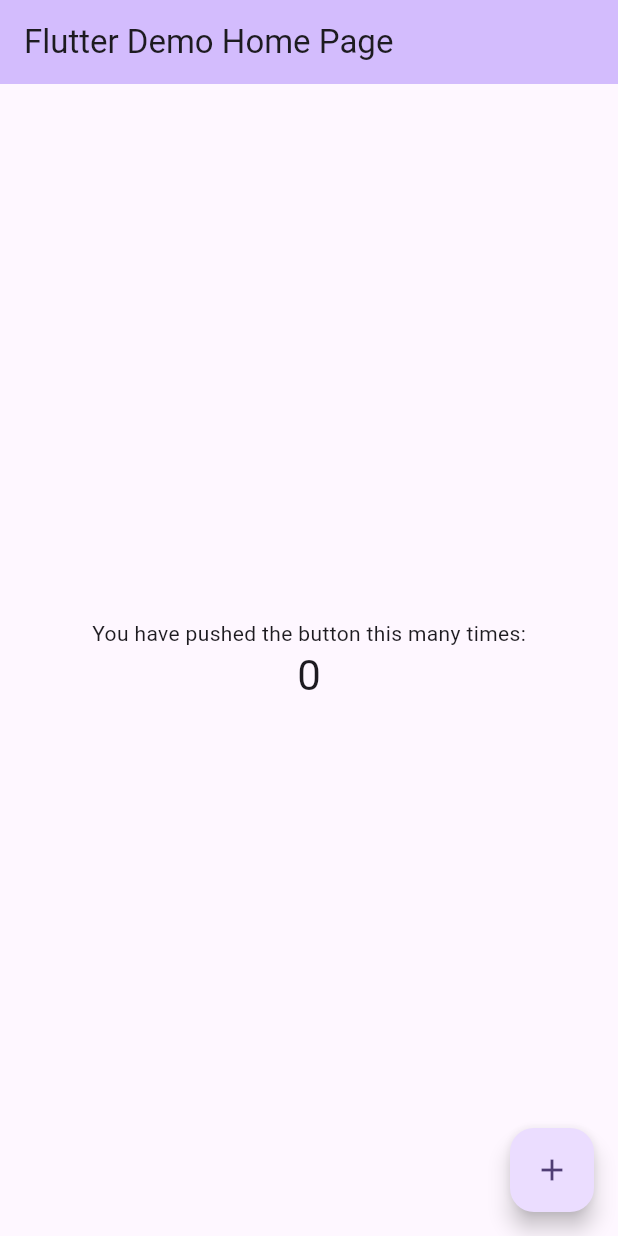
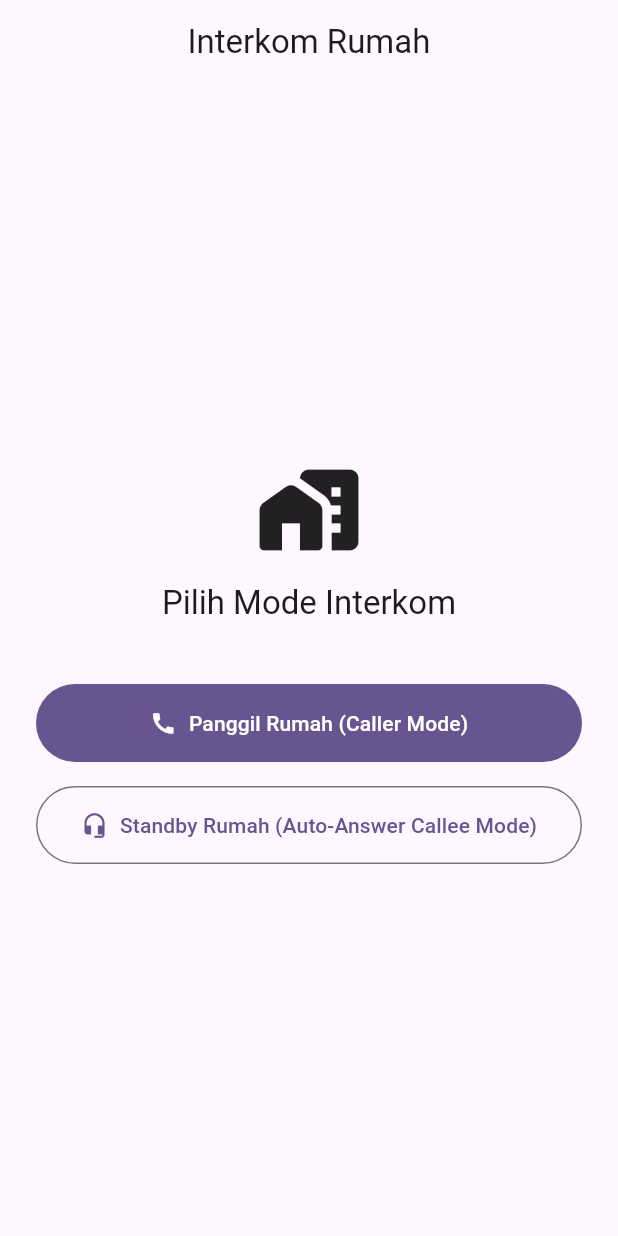
Before and after one commit to ShrlJamil/MeshTalk, a Flutter app: the screen it shows after launch, on a phone screen of 412 x 824 dp. Run offline on Flutter 3.47's test engine with Material 3 defaults, Android fonts, the phone set to English and light mode, and no system bars; our stand-ins replace firebase_core, firebase_database, permission_handler; missing offline and left inert: flutter_webrtc; accounts and stored records are empty.

Commit message:
feat: Integrate Firebase and WebRTC for intercom functionality
- Added Firebase Core and Database dependencies for real-time communication.
- Implemented WebRTC signaling service for audio streaming.
- Created HomeScreen and CallScreen for user interaction.
- Updated AndroidManifest.xml with necessary permissions for audio and network access.
- Configured Gradle files for Firebase and Google services integration.
- Added .gitignore entries for sensitive files and build artifacts.
- Updated widget tests to verify the home screen rendering.

```diff
--- a/lib/main.dart
+++ b/lib/main.dart
@@ -1,122 +1,25 @@
+import 'package:firebase_core/firebase_core.dart';
 import 'package:flutter/material.dart';
 
-void main() {
-  runApp(const MyApp());
+import 'views/home_screen.dart';
+
+Future<void> main() async {
+  WidgetsFlutterBinding.ensureInitialized();
+  await Firebase.initializeApp();
+  runApp(const IntercomApp());
 }
 
-class MyApp extends StatelessWidget {
-  const MyApp({super.key});
+class IntercomApp extends StatelessWidget {
+  const IntercomApp({super.key});
 
-  // This widget is the root of your application.
   @override
   Widget build(BuildContext context) {
     return MaterialApp(
-      title: 'Flutter Demo',
+      title: 'Interkom Rumah',
       theme: ThemeData(
-        // This is the theme of your application.
-        //
-        // TRY THIS: Try running your application with "flutter run". You'll see
-        // the application has a purple toolbar. Then, without quitting the app,
-        // try changing the seedColor in the colorScheme below to Colors.green
-        // and then invoke "hot reload" (save your changes or press the "hot
-        // reload" button in a Flutter-supported IDE, or press "r" if you used
-        // the command line to start the app).
-        //
-        // Notice that the counter didn't reset back to zero; the application
-        // state is not lost during the reload. To reset the state, use hot
-        // restart instead.
-        //
-        // This works for code too, not just values: Most code changes can be
-        // tested with just a hot reload.
-        colorScheme: .fromSeed(seedColor: Colors.deepPurple),
+        colorScheme: ColorScheme.fromSeed(seedColor: Colors.deepPurple),
       ),
-      home: const MyHomePage(title: 'Flutter Demo Home Page'),
+      home: const HomeScreen(),
     );
   }
 }
-
-class MyHomePage extends StatefulWidget {
-  const MyHomePage({super.key, required this.title});
-
-  // This widget is the home page of your application. It is stateful, meaning
-  // that it has a State object (defined below) that contains fields that affect
-  // how it looks.
-
-  // This class is the configuration for the state. It holds the values (in this
-  // case the title) provided by the parent (in this case the App widget) and
-  // used by the build method of the State. Fields in a Widget subclass are
-  // always marked "final".
-
-  final String title;
-
-  @override
-  State<MyHomePage> createState() => _MyHomePageState();
-}
-
-class _MyHomePageState extends State<MyHomePage> {
-  int _counter = 0;
-
-  void _incrementCounter() {
-    setState(() {
-      // This call to setState tells the Flutter framework that something has
-      // changed in this State, which causes it to rerun the build method below
-      // so that the display can reflect the updated values. If we changed
-      // _counter without calling setState(), then the build method would not be
-      // called again, and so nothing would appear to happen.
-      _counter++;
-    });
-  }
-
-  @override
-  Widget build(BuildContext context) {
-    // This method is rerun every time setState is called, for instance as done
-    // by the _incrementCounter method above.
-    //
-    // The Flutter framework has been optimized to make rerunning build methods
-    // fast, so that you can just rebuild anything that needs updating rather
-    // than having to individually change instances of widgets.
-    return Scaffold(
-      appBar: AppBar(
-        // TRY THIS: Try changing the color here to a specific color (to
-        // Colors.amber, perhaps?) and trigger a hot reload to see the AppBar
-        // change color while the other colors stay the same.
-        backgroundColor: Theme.of(context).colorScheme.inversePrimary,
-        // Here we take the value from the MyHomePage object that was created by
-        // the App.build method, and use it to set our appbar title.
-        title: Text(widget.title),
-      ),
-      body: Center(
-        // Center is a layout widget. It takes a single child and positions it
-        // in the middle of the parent.
-        child: Column(
-          // Column is also a layout widget. It takes a list of children and
-          // arranges them vertically. By default, it sizes itself to fit its
-          // children horizontally, and tries to be as tall as its parent.
-          //
-          // Column has various properties to control how it sizes itself and
-          // how it positions its children. Here we use mainAxisAlignment to
-          // center the children vertically; the main axis here is the vertical
-          // axis because Columns are vertical (the cross axis would be
-          // horizontal).
-          //
-          // TRY THIS: Invoke "debug painting" (choose the "Toggle Debug Paint"
-          // action in the IDE, or press "p" in the console), to see the
-          // wireframe for each widget.
-          mainAxisAlignment: .center,
-          children: [
-            const Text('You have pushed the button this many times:'),
-            Text(
-              '$_counter',
-              style: Theme.of(context).textTheme.headlineMedium,
-            ),
-          ],
-        ),
-      ),
-      floatingActionButton: FloatingActionButton(
-        onPressed: _incrementCounter,
-        tooltip: 'Increment',
-        child: const Icon(Icons.add),
-      ),
-    );
-  }
-}
--- /dev/null
+++ b/lib/views/home_screen.dart
@@ -0,0 +1,90 @@
+import 'package:flutter/material.dart';
+import 'package:permission_handler/permission_handler.dart';
+
+import 'call_screen.dart';
+
+class HomeScreen extends StatelessWidget {
+  const HomeScreen({super.key});
+
+  Future<void> _enterMode(BuildContext context, CallMode mode) async {
+    var status = await Permission.microphone.request();
+    if (status.isPermanentlyDenied) {
+      if (!context.mounted) return;
+      ScaffoldMessenger.of(context).showSnackBar(
+        SnackBar(
+          content: const Text(
+            'Izin mikrofon diblokir permanen. Buka pengaturan untuk mengizinkan akses mikrofon.',
+          ),
+          action: SnackBarAction(
+            label: 'Buka Pengaturan',
+            onPressed: openAppSettings,
+          ),
+        ),
+      );
+      return;
+    }
+
+    if (!status.isGranted) {
+      status = await Permission.microphone.request();
+    }
+
+    if (!status.isGranted) {
+      if (!context.mounted) return;
+      ScaffoldMessenger.of(context).showSnackBar(
+        const SnackBar(
+          content: Text('Izin mikrofon dibutuhkan untuk menggunakan interkom.'),
+        ),
+      );
+      return;
+    }
+
+    if (!context.mounted) return;
+    await Navigator.of(context).push(
+      MaterialPageRoute(builder: (_) => CallScreen(mode: mode)),
+    );
+  }
+
+  @override
+  Widget build(BuildContext context) {
+    return Scaffold(
+      appBar: AppBar(
+        title: const Text('Interkom Rumah'),
+        centerTitle: true,
+      ),
+      body: Padding(
+        padding: const EdgeInsets.all(24),
+        child: Column(
+          mainAxisAlignment: MainAxisAlignment.center,
+          crossAxisAlignment: CrossAxisAlignment.stretch,
+          children: [
+            const Icon(Icons.home_work_rounded, size: 72),
+            const SizedBox(height: 12),
+            Text(
+              'Pilih Mode Interkom',
+              textAlign: TextAlign.center,
+              style: Theme.of(context).textTheme.titleLarge,
+            ),
+            const SizedBox(height: 40),
+            FilledButton.icon(
+              onPressed: () => _enterMode(context, CallMode.caller),
+              icon: const Icon(Icons.call),
+              label: const Text('Panggil Rumah (Caller Mode)'),
+              style: FilledButton.styleFrom(
+                padding: const EdgeInsets.symmetric(vertical: 16),
+              ),
+            ),
+            const SizedBox(height: 16),
+            OutlinedButton.icon(
+              onPressed: () => _enterMode(context, CallMode.callee),
+              icon: const Icon(Icons.headset_mic),
+              label: const Text('Standby Rumah (Auto-Answer Callee Mode)'),
+              style: OutlinedButton.styleFrom(
+                padding: const EdgeInsets.symmetric(vertical: 16),
+              ),
+            ),
+          ],
+        ),
+      ),
+    );
+  }
+}
--- a/pubspec.yaml
+++ b/pubspec.yaml
@@ -34,6 +34,10 @@ dependencies:
   # The following adds the Cupertino Icons font to your application.
   # Use with the CupertinoIcons class for iOS style icons.
   cupertino_icons: ^1.0.8
+  flutter_webrtc: ^1.6.0
+  firebase_core: ^4.13.0
+  firebase_database: ^12.4.7
+  permission_handler: ^12.0.0
 
 dev_dependencies:
   flutter_test:
```
Also changed, not shown: lib/services/signaling_service.dart (added, +231 -0 lines), lib/views/call_screen.dart (added, +152 -0 lines), pubspec.lock, 10 other files.
